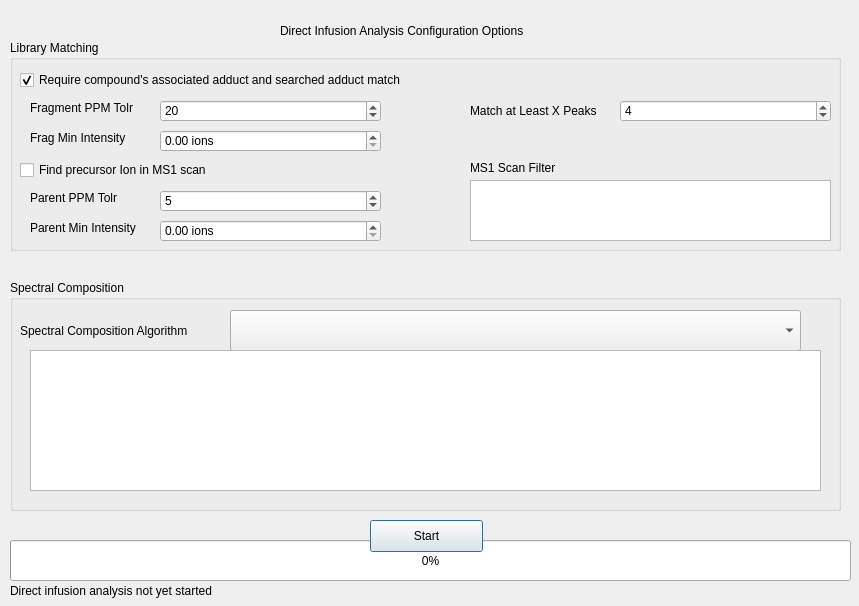
First picture: the form in src/maven/forms/directinfusiondialog.ui, repository eugenemel/maven, before the edit.
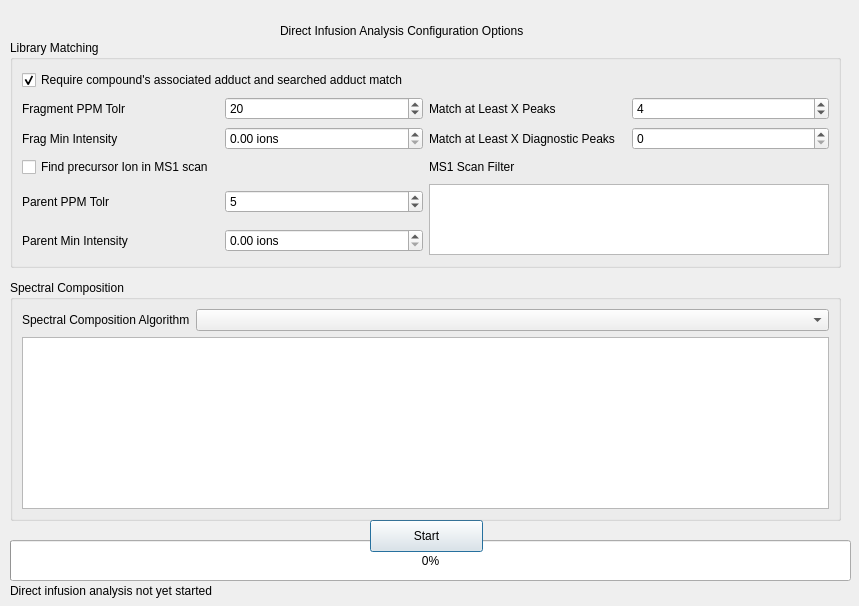
Second picture: the form after the edit.

Commit message: Issue 187: Added UI entries for new features.

Patch:
```diff
--- a/src/maven/forms/directinfusiondialog.ui
+++ b/src/maven/forms/directinfusiondialog.ui
@@ -61,36 +61,48 @@
      <x>10</x>
      <y>40</y>
      <width>831</width>
-     <height>211</height>
+     <height>228</height>
     </rect>
    </property>
    <property name="title">
     <string>Library Matching</string>
    </property>
+   <layout class="QGridLayout" name="gridLayout">
+    <item row="0" column="0" colspan="4">
+     <widget class="QCheckBox" name="isRequireAdductMatch">
+      <property name="text">
+       <string>Require compound's associated adduct and searched adduct match</string>
+      </property>
+      <property name="checked">
+       <bool>true</bool>
+      </property>
+     </widget>
+    </item>
+    <item row="1" column="0">
+     <widget class="QLabel" name="lblFragTol">
+      <property name="text">
+       <string>Fragment PPM Tolr</string>
+      </property>
+     </widget>
+    </item>
+    <item row="1" column="1">
+     <widget class="QSpinBox" name="spnFragTol">
+      <property name="value">
+       <number>20</number>
+      </property>
+     </widget>
+    </item>
+    <item row="1" column="2">
    <widget class="QLabel" name="lblMatchXPeaks">
-    <property name="geometry">
-     <rect>
-      <x>460</x>
-      <y>60</y>
-      <width>151</width>
-      <height>21</height>
-     </rect>
-    </property>
     <property name="text">
      <string>Match at Least X Peaks</string>
     </property>
    </widget>
+    </item>
+    <item row="1" column="3">
    <widget class="QSpinBox" name="spnMatchXPeaks">
-    <property name="geometry">
-     <rect>
-      <x>610</x>
-      <y>60</y>
-      <width>211</width>
-      <height>22</height>
-     </rect>
-    </property>
     <property name="minimum">
-     <number>1</number>
+       <number>0</number>
     </property>
     <property name="maximum">
      <number>999999999</number>
@@ -99,168 +111,87 @@
      <number>4</number>
     </property>
    </widget>
-   <widget class="QLabel" name="lblFragTol">
-    <property name="geometry">
-     <rect>
-      <x>20</x>
-      <y>60</y>
-      <width>121</width>
-      <height>16</height>
-     </rect>
-    </property>
+    </item>
+    <item row="2" column="0">
+     <widget class="QLabel" name="lblFragMinIntensity">
     <property name="text">
-     <string>Fragment PPM Tolr</string>
-    </property>
-   </widget>
-   <widget class="QSpinBox" name="spnFragTol">
-    <property name="geometry">
-     <rect>
-      <x>150</x>
-      <y>60</y>
-      <width>221</width>
-      <height>22</height>
-     </rect>
-    </property>
-    <property name="value">
-     <number>20</number>
-    </property>
-   </widget>
-   <widget class="QCheckBox" name="isRequireAdductMatch">
-    <property name="geometry">
-     <rect>
-      <x>10</x>
-      <y>30</y>
-      <width>791</width>
-      <height>20</height>
-     </rect>
-    </property>
+       <string>Frag Min Intensity</string>
+      </property>
+     </widget>
+    </item>
+    <item row="2" column="1">
+     <widget class="QDoubleSpinBox" name="spnFragMinIntensity">
+      <property name="suffix">
+       <string> ions</string>
+      </property>
+      <property name="maximum">
+       <double>1000000000000000000.000000000000000</double>
+      </property>
+     </widget>
+    </item>
+    <item row="2" column="2">
+     <widget class="QLabel" name="lblMatchDiagnostic">
     <property name="text">
-     <string>Require compound's associated adduct and searched adduct match</string>
-    </property>
-    <property name="checked">
-     <bool>true</bool>
-    </property>
-   </widget>
-   <widget class="QCheckBox" name="chkFindPrecursorIon">
-    <property name="geometry">
-     <rect>
-      <x>10</x>
-      <y>120</y>
-      <width>801</width>
-      <height>20</height>
-     </rect>
-    </property>
-    <property name="text">
-     <string>Find precursor Ion in MS1 scan</string>
-    </property>
-   </widget>
+       <string>Match at Least X Diagnostic Peaks</string>
+      </property>
+     </widget>
+    </item>
+    <item row="4" column="0">
    <widget class="QLabel" name="lblParTol">
-    <property name="geometry">
-     <rect>
-      <x>20</x>
-      <y>150</y>
-      <width>111</width>
-      <height>16</height>
-     </rect>
-    </property>
     <property name="text">
      <string>Parent PPM Tolr</string>
     </property>
    </widget>
+    </item>
+    <item row="4" column="1">
    <widget class="QSpinBox" name="spnParTol">
-    <property name="geometry">
-     <rect>
-      <x>150</x>
-      <y>150</y>
-      <width>221</width>
-      <height>22</height>
-     </rect>
-    </property>
     <property name="value">
      <number>5</number>
     </property>
    </widget>
-   <widget class="QLabel" name="lblMs1ScanFilter">
-    <property name="geometry">
-     <rect>
-      <x>460</x>
-      <y>120</y>
-      <width>141</width>
-      <height>16</height>
-     </rect>
-    </property>
-    <property name="text">
-     <string>MS1 Scan Filter</string>
-    </property>
-   </widget>
-   <widget class="QTextEdit" name="txtMs1ScanFilter">
-    <property name="geometry">
-     <rect>
-      <x>460</x>
-      <y>140</y>
-      <width>361</width>
-      <height>61</height>
-     </rect>
-    </property>
-   </widget>
-   <widget class="QDoubleSpinBox" name="spnParentMinIntensity">
-    <property name="geometry">
-     <rect>
-      <x>150</x>
-      <y>180</y>
-      <width>221</width>
-      <height>22</height>
-     </rect>
-    </property>
-    <property name="suffix">
-     <string> ions</string>
-    </property>
-    <property name="maximum">
-     <double>100000000000000000.000000000000000</double>
-    </property>
-   </widget>
-   <widget class="QDoubleSpinBox" name="spnFragMinIntensity">
-    <property name="geometry">
-     <rect>
-      <x>150</x>
-      <y>90</y>
-      <width>221</width>
-      <height>22</height>
-     </rect>
-    </property>
-    <property name="suffix">
-     <string> ions</string>
-    </property>
-    <property name="maximum">
-     <double>1000000000000000000.000000000000000</double>
-    </property>
-   </widget>
-   <widget class="QLabel" name="lblFragMinIntensity">
-    <property name="geometry">
-     <rect>
-      <x>20</x>
-      <y>90</y>
-      <width>121</width>
-      <height>16</height>
-     </rect>
-    </property>
-    <property name="text">
-     <string>Frag Min Intensity</string>
-    </property>
-   </widget>
+    </item>
+    <item row="4" column="2" rowspan="2" colspan="2">
+     <widget class="QTextEdit" name="txtMs1ScanFilter"/>
+    </item>
+    <item row="5" column="0">
    <widget class="QLabel" name="lblParentMinIntensity">
-    <property name="geometry">
-     <rect>
-      <x>20</x>
-      <y>180</y>
-      <width>131</width>
-      <height>16</height>
-     </rect>
-    </property>
     <property name="text">
      <string>Parent Min Intensity</string>
     </property>
    </widget>
+    </item>
+    <item row="5" column="1">
+     <widget class="QDoubleSpinBox" name="spnParentMinIntensity">
+      <property name="suffix">
+       <string> ions</string>
+      </property>
+      <property name="maximum">
+       <double>100000000000000000.000000000000000</double>
+      </property>
+     </widget>
+    </item>
+    <item row="2" column="3">
+     <widget class="QSpinBox" name="spnMatchXDiagnosticPeaks">
+      <property name="maximum">
+       <number>9999999</number>
+      </property>
+     </widget>
+    </item>
+    <item row="3" column="0" colspan="2">
+     <widget class="QCheckBox" name="chkFindPrecursorIon">
+      <property name="text">
+       <string>Find precursor Ion in MS1 scan</string>
+      </property>
+     </widget>
+    </item>
+    <item row="3" column="2" colspan="2">
+     <widget class="QLabel" name="lblMs1ScanFilter">
+      <property name="text">
+       <string>MS1 Scan Filter</string>
+      </property>
+     </widget>
+    </item>
+   </layout>
   </widget>
   <widget class="QGroupBox" name="spectralDeconvolutionGroup">
    <property name="geometry">
@@ -268,45 +199,27 @@
      <x>10</x>
      <y>280</y>
      <width>831</width>
-     <height>231</height>
+     <height>241</height>
     </rect>
    </property>
    <property name="title">
     <string>Spectral Composition</string>
    </property>
+   <layout class="QFormLayout" name="formLayout">
+    <item row="0" column="0">
    <widget class="QLabel" name="lblSpecDeconvAlg">
-    <property name="geometry">
-     <rect>
-      <x>10</x>
-      <y>30</y>
-      <width>201</width>
-      <height>41</height>
-     </rect>
-    </property>
     <property name="text">
      <string>Spectral Composition Algorithm</string>
     </property>
    </widget>
-   <widget class="QComboBox" name="cmbSpectralDeconvolutionAlgorithm">
-    <property name="geometry">
-     <rect>
-      <x>220</x>
-      <y>30</y>
-      <width>571</width>
-      <height>41</height>
-     </rect>
-    </property>
-   </widget>
-   <widget class="QTextBrowser" name="txtSpecCompDescription">
-    <property name="geometry">
-     <rect>
-      <x>20</x>
-      <y>70</y>
-      <width>791</width>
-      <height>141</height>
-     </rect>
-    </property>
-   </widget>
+    </item>
+    <item row="0" column="1">
+     <widget class="QComboBox" name="cmbSpectralDeconvolutionAlgorithm"/>
+    </item>
+    <item row="1" column="0" colspan="2">
+     <widget class="QTextBrowser" name="txtSpecCompDescription"/>
+    </item>
+   </layout>
   </widget>
   <widget class="QLabel" name="lblHeader">
    <property name="geometry">
```
Lines whose indentation alone changed are shown as unchanged.
